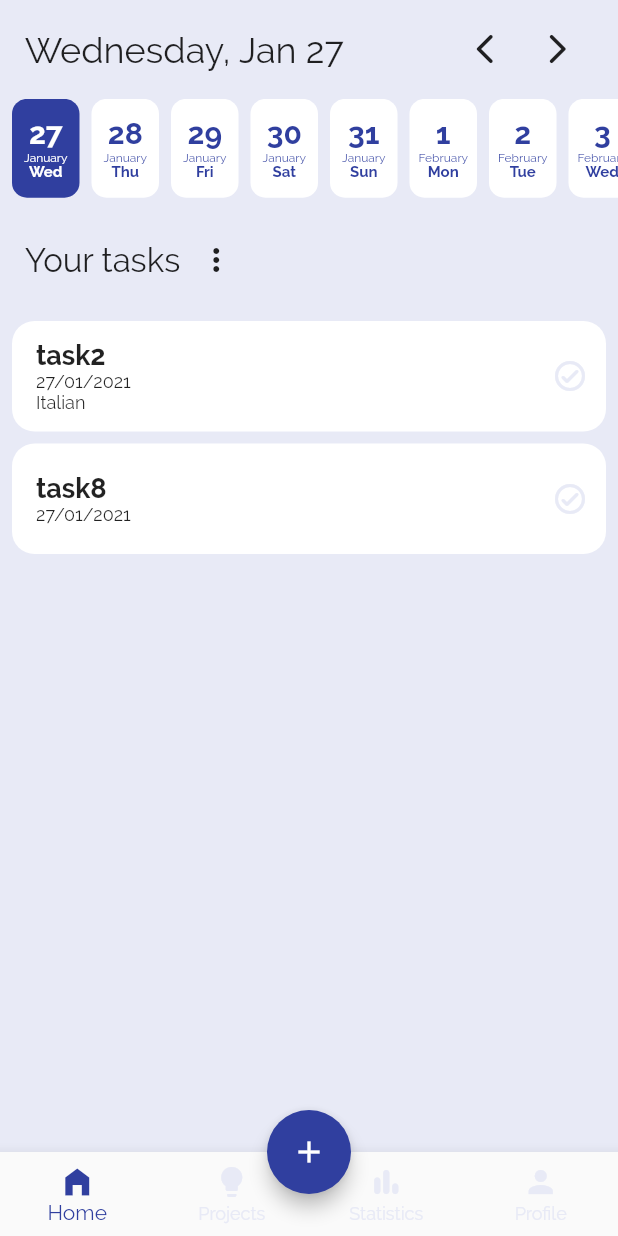
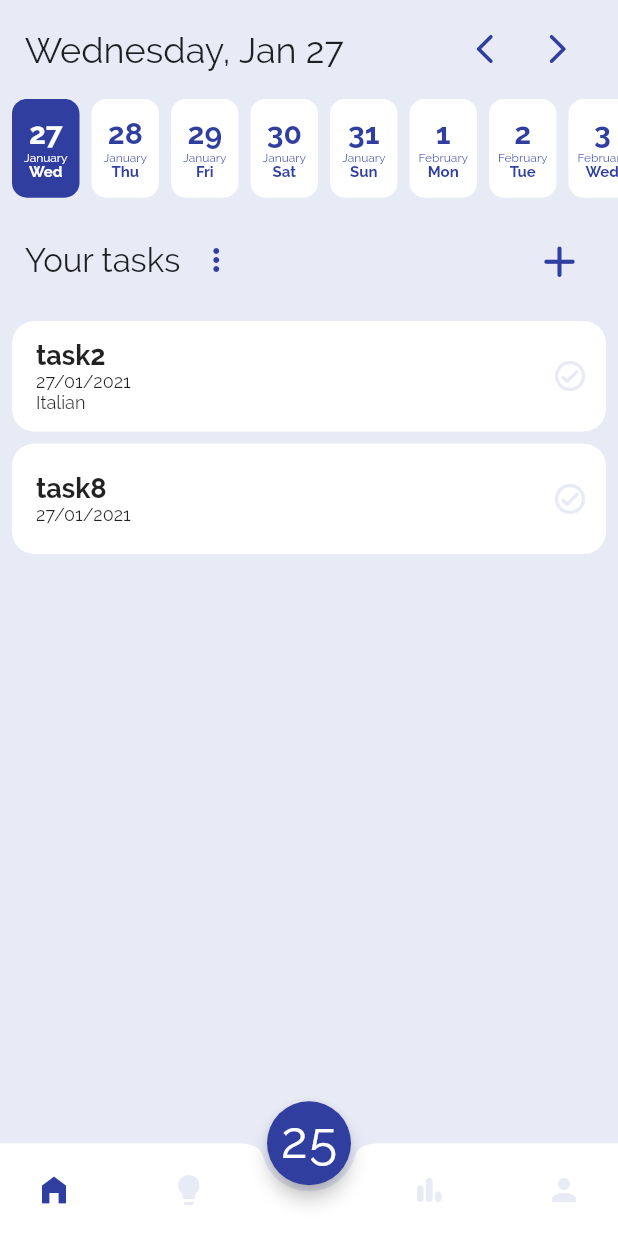
Before and after one commit to smokaleksander/todo_app, a Flutter app: the screen it shows after launch, on a phone screen of 412 x 824 dp. Run offline on Flutter 3.47's test engine with Material 2 defaults, Android fonts, the phone set to English and light mode, and no system bars.

Commit message:
bottom bar redesign

```diff
--- a/lib/screens/ProjectsScreen.dart
+++ b/lib/screens/ProjectsScreen.dart
@@ -38,12 +38,12 @@ class _ProjectsScreenState extends State<ProjectsScreen> {
           ),
         ),
       ),
-      floatingActionButton: FloatingActionButton(
-        child: Icon(Icons.add),
-        onPressed: () {
-          Navigator.of(context).pushNamed(ProjectFormScreen.route);
-        },
-      ),
+      // floatingActionButton: FloatingActionButton(
+      //   child: Icon(Icons.add),
+      //   onPressed: () {
+      //     Navigator.of(context).pushNamed(ProjectFormScreen.route);
+      //   },
+      // ),
     );
   }
 }
--- a/lib/screens/bottomNavManager.dart
+++ b/lib/screens/bottomNavManager.dart
@@ -4,6 +4,8 @@ import 'package:pomodoro_app/screens/StatisticsScreen.dart';
 import 'package:pomodoro_app/screens/homeScreen.dart';
 import 'package:pomodoro_app/screens/pomodoroTimer.dart';
 import 'package:pomodoro_app/screens/profileScreen.dart';
+import 'package:pomodoro_app/models/clock.dart';
+import 'package:provider/provider.dart';
 
 class BottomNavManager extends StatefulWidget {
   @override
@@ -26,36 +28,99 @@ class _BottomNavManagerState extends State<BottomNavManager> {
 
   @override
   Widget build(BuildContext context) {
-    final fab = FloatingActionButton(
-      child: Icon(Icons.add),
-      elevation: 5.0,
-      onPressed: () {
-        Navigator.of(context).pushNamed(PomodotoTimer.route);
-        // Navigator.of(context).pushNamed(TaskFormScreen.route,
-        //     arguments: {'taskId': null, 'projectId': null});
-      },
-    );
+    final clockProvider = Provider.of<ClockProvider>(context);
+    final clock = clockProvider.getClock;
     return Scaffold(
       body: _screens[_selectedScreenIndex],
-      floatingActionButton: fab,
-      bottomNavigationBar: BottomNavigationBar(
-        onTap: _selectScreen,
-        unselectedItemColor: Theme.of(context).scaffoldBackgroundColor,
-        selectedItemColor: Theme.of(context).accentColor,
-        currentIndex: _selectedScreenIndex,
-        type: BottomNavigationBarType.fixed,
-        items: [
-          BottomNavigationBarItem(icon: Icon(Icons.home_filled), label: 'Home'),
-          BottomNavigationBarItem(
-            icon: Icon(Icons.lightbulb),
-            label: 'Projects',
-          ),
-          BottomNavigationBarItem(
-              icon: Icon(Icons.bar_chart_rounded), label: 'Statistics'),
-          BottomNavigationBarItem(icon: Icon(Icons.person), label: 'Profile'),
-        ],
+      floatingActionButton: FloatingActionButton(
+        child: Text(
+          clock.minutes.toString(),
+          style: TextStyle(fontSize: 34, height: 1),
+        ),
+        elevation: 5.0,
+        onPressed: () {
+          Navigator.of(context).pushNamed(PomodotoTimer.route);
+          // Navigator.of(context).pushNamed(TaskFormScreen.route,
+          //     arguments: {'taskId': null, 'projectId': null});
+        },
       ),
       floatingActionButtonLocation: FloatingActionButtonLocation.centerDocked,
+      bottomNavigationBar: BottomAppBar(
+        elevation: 0,
+        shape: CircularNotchedRectangle(),
+        child: Container(
+          height: MediaQuery.of(context).size.height * 0.075,
+          margin: EdgeInsets.symmetric(horizontal: 12),
+          child: Row(
+            mainAxisAlignment: MainAxisAlignment.spaceBetween,
+            mainAxisSize: MainAxisSize.max,
+            children: <Widget>[
+              IconButton(
+                icon: Icon(
+                  Icons.home_filled,
+                  color: _selectedScreenIndex == 0
+                      ? Theme.of(context).accentColor
+                      : Theme.of(context).scaffoldBackgroundColor,
+                ),
+                onPressed: () {
+                  _selectScreen(0);
+                },
+              ),
+              IconButton(
+                icon: Icon(
+                  Icons.lightbulb,
+                  color: _selectedScreenIndex == 1
+                      ? Theme.of(context).accentColor
+                      : Theme.of(context).scaffoldBackgroundColor,
+                ),
+                onPressed: () {
+                  _selectScreen(1);
+                },
+              ),
+              SizedBox(width: MediaQuery.of(context).size.width * 0.07),
+              IconButton(
+                icon: Icon(
+                  Icons.bar_chart_rounded,
+                  color: _selectedScreenIndex == 2
+                      ? Theme.of(context).accentColor
+                      : Theme.of(context).scaffoldBackgroundColor,
+                ),
+                onPressed: () {
+                  _selectScreen(2);
+                },
+              ),
+              IconButton(
+                icon: Icon(
+                  Icons.person,
+                  color: _selectedScreenIndex == 3
+                      ? Theme.of(context).accentColor
+                      : Theme.of(context).scaffoldBackgroundColor,
+                ),
+                onPressed: () {
+                  _selectScreen(3);
+                },
+              ),
+            ],
+          ),
+        ),
+      ),
+      // bottomNavigationBar: BottomNavigationBar(
+      //   onTap: _selectScreen,
+      //   unselectedItemColor: Theme.of(context).scaffoldBackgroundColor,
+      //   selectedItemColor: Theme.of(context).accentColor,
+      //   currentIndex: _selectedScreenIndex,
+      //   type: BottomNavigationBarType.fixed,
+      //   items: [
+      //     BottomNavigationBarItem(icon: Icon(Icons.home_filled), label: 'Home'),
+      //     BottomNavigationBarItem(
+      //       icon: Icon(Icons.lightbulb),
+      //       label: 'Projects',
+      //     ),
+      //     BottomNavigationBarItem(
+      //         icon: Icon(Icons.bar_chart_rounded), label: 'Statistics'),
+      //     BottomNavigationBarItem(icon: Icon(Icons.person), label: 'Profile'),
+      //   ],
+      // ),
     );
   }
 }
--- a/lib/screens/homeScreen.dart
+++ b/lib/screens/homeScreen.dart
@@ -98,8 +98,9 @@ class _HomeScreenState extends State<HomeScreen> {
     return Scaffold(
       body: SafeArea(
         child: SingleChildScrollView(
-          child: Column(mainAxisAlignment: MainAxisAlignment.center, children: <
-              Widget>[
+          child: Column(
+              mainAxisAlignment: MainAxisAlignment.center,
+              children: <Widget>[
                 Container(
                   margin: EdgeInsets.symmetric(
                     horizontal: (MediaQuery.of(context).size.height -
@@ -118,18 +119,20 @@ class _HomeScreenState extends State<HomeScreen> {
                           DateFormat("EEEE, MMM d")
                               .format(DateTime.now())
                               .toString(),
-                      style:
-                          TextStyle(fontSize: 24, fontWeight: FontWeight.w500),
+                          style: TextStyle(
+                              fontSize: 24, fontWeight: FontWeight.w500),
                         ),
                       ),
                       IconButton(
                         icon: Icon(Icons.arrow_back_ios_rounded),
+                        color: Theme.of(context).accentColor,
                         onPressed: () {
                           _prevDay(_dayListItemSize);
                         },
                       ),
                       IconButton(
                         icon: Icon(Icons.arrow_forward_ios_rounded),
+                        color: Theme.of(context).accentColor,
                         onPressed: () {
                           _nextDay(_dayListItemSize);
                         },
@@ -211,22 +214,28 @@ class _HomeScreenState extends State<HomeScreen> {
                       0.08,
                   child: Row(
                     children: [
+                      Expanded(
+                          child: Row(
+                        children: [
                           Text(
                             'Your tasks',
-                    style: TextStyle(fontSize: 22, fontWeight: FontWeight.w500),
+                            style: TextStyle(
+                                fontSize: 22, fontWeight: FontWeight.w500),
                           ),
                           PopupMenuButton(
                             onSelected: (FilterOptions selectedValue) {
                               setState(() {
                                 if (selectedValue == FilterOptions.ToDo) {
                                   _showOnlyToDo = true;
-                        } else if (selectedValue == FilterOptions.Done) {
+                                } else if (selectedValue ==
+                                    FilterOptions.Done) {
                                   _showOnlyToDo = false;
                                 }
                               });
                             },
                             icon: Icon(
                               Icons.more_vert,
+                              color: Theme.of(context).accentColor,
                             ),
                             itemBuilder: (_) => [
                               PopupMenuItem(
@@ -238,6 +247,16 @@ class _HomeScreenState extends State<HomeScreen> {
                                 value: FilterOptions.Done,
                               )
                             ],
+                          ),
+                        ],
+                      )),
+                      IconButton(
+                        icon: Icon(
+                          Icons.add_rounded,
+                          size: 35,
+                        ),
+                        color: Theme.of(context).accentColor,
+                        onPressed: () {},
                       )
                     ],
                   ),
--- a/lib/screens/pomodoroTimer.dart
+++ b/lib/screens/pomodoroTimer.dart
@@ -1,4 +1,3 @@
-import 'dart:math';
 import 'package:flutter/material.dart';
 import 'package:pomodoro_app/models/clock.dart';
 import 'package:provider/provider.dart';
--- a/lib/widgets/task_item.dart
+++ b/lib/widgets/task_item.dart
@@ -2,6 +2,7 @@ import 'package:flutter/material.dart';
 import 'package:intl/intl.dart';
 import 'package:pomodoro_app/models/task_provider.dart';
 import 'package:pomodoro_app/models/project_provider.dart';
+import 'package:pomodoro_app/screens/pomodoroTimer.dart';
 import 'package:provider/provider.dart';
 import './../screens/taskFormScreen.dart';
 
@@ -57,6 +58,9 @@ class TaskItem extends StatelessWidget {
       ),
       child: InkWell(
         onTap: () {
+          Navigator.of(context).pushNamed(PomodotoTimer.route);
+        },
+        onLongPress: () {
           Navigator.of(context).pushNamed(TaskFormScreen.route,
               arguments: {'taskId': id, 'projectId': null});
         },
```
Lines whose indentation alone changed are shown as unchanged.
